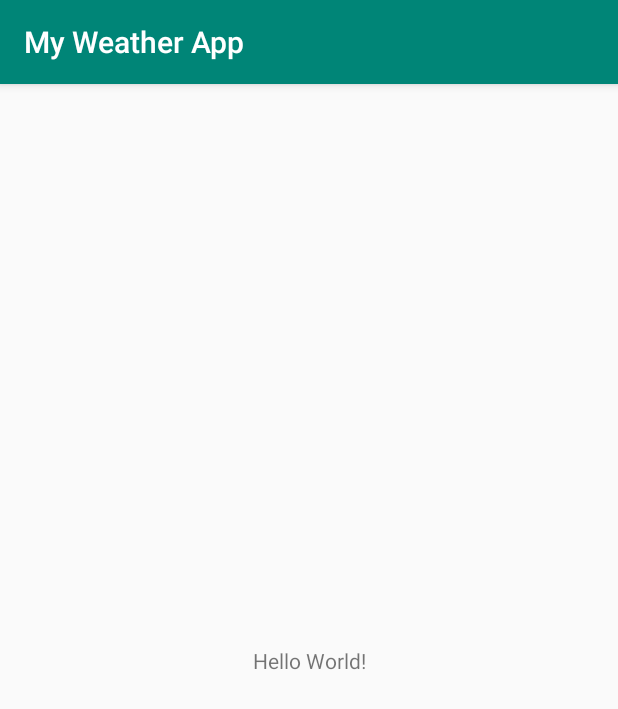
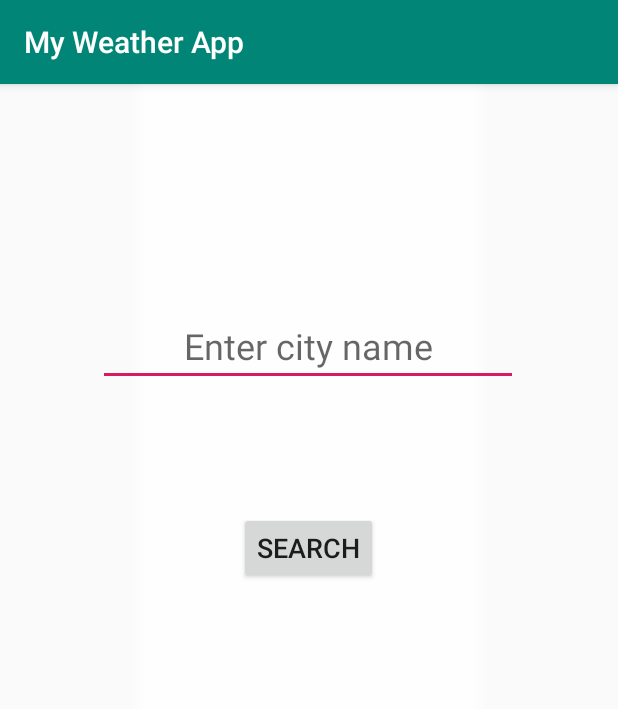
Before and after one commit to ingridnkenli/MyWeather2.0, an Android app: the screen it shows after launch (MainActivity), on a phone screen of 412 x 824 dp. Shown: the top 709 px of the screen. Run offline under Robolectric (Android 15) with nearby library versions, the phone set to English and light mode, and no system bars.

Commit message:
added background image. troubleshooted.

```diff
--- a/app/src/main/AndroidManifest.xml
+++ b/app/src/main/AndroidManifest.xml
@@ -1,7 +1,7 @@
 <?xml version="1.0" encoding="utf-8"?>
 <manifest xmlns:android="http://schemas.android.com/apk/res/android"
     package="com.example.myweatherapp">
-
+    <uses-permission android:name="android.permission.INTERNET"></uses-permission>
     <application
         android:allowBackup="true"
         android:icon="@mipmap/ic_launcher"
@@ -9,8 +9,6 @@
         android:roundIcon="@mipmap/ic_launcher_round"
         android:supportsRtl="true"
         android:theme="@style/AppTheme">
-        <activity android:name=".ExampleRequest"></activity>
-        <activity android:name=".ExampleRequestManager" />
         <activity android:name=".MainActivity">
             <intent-filter>
                 <action android:name="android.intent.action.MAIN" />
--- a/app/src/main/res/layout/activity_main.xml
+++ b/app/src/main/res/layout/activity_main.xml
@@ -4,15 +4,49 @@
     xmlns:tools="http://schemas.android.com/tools"
     android:layout_width="match_parent"
     android:layout_height="match_parent"
+    android:background="@drawable/weather"
     tools:context=".MainActivity">
 
-    <TextView
+    <EditText
+        android:id="@+id/cityNamePlainText"
         android:layout_width="wrap_content"
         android:layout_height="wrap_content"
-        android:text="Hello World!"
-        app:layout_constraintBottom_toBottomOf="parent"
-        app:layout_constraintLeft_toLeftOf="parent"
-        app:layout_constraintRight_toRightOf="parent"
+        android:layout_marginTop="148dp"
+        android:autofillHints="@string/Entercityname"
+        android:ems="10"
+        android:gravity="center"
+        android:hint="@string/Entercityname"
+        android:inputType="textPersonName"
+        android:textSize="24sp"
+        app:layout_constraintEnd_toEndOf="parent"
+        app:layout_constraintHorizontal_bias="0.496"
+        app:layout_constraintStart_toStartOf="parent"
         app:layout_constraintTop_toTopOf="parent" />
 
+    <Button
+        android:id="@+id/searchButton"
+        android:layout_width="wrap_content"
+        android:layout_height="wrap_content"
+        android:layout_marginTop="84dp"
+        android:onClick="search"
+        android:text="@string/search"
+        android:textSize="18sp"
+        app:layout_constraintEnd_toEndOf="@+id/cityNamePlainText"
+        app:layout_constraintStart_toStartOf="@+id/cityNamePlainText"
+        app:layout_constraintTop_toBottomOf="@+id/cityNamePlainText" />
+
+    <TextView
+        android:id="@+id/resultTextView"
+        android:layout_width="wrap_content"
+        android:layout_height="wrap_content"
+        android:layout_marginTop="60dp"
+        android:textColor="#2196F3"
+        android:textSize="24sp"
+        android:textStyle="bold"
+        app:layout_constraintEnd_toEndOf="@+id/searchButton"
+        app:layout_constraintHorizontal_bias="0.0"
+        app:layout_constraintStart_toStartOf="@+id/searchButton"
+        app:layout_constraintTop_toBottomOf="@+id/searchButton" />
+
+
 </androidx.constraintlayout.widget.ConstraintLayout>
--- a/app/src/main/res/values/strings.xml
+++ b/app/src/main/res/values/strings.xml
@@ -1,3 +1,5 @@
 <resources>
     <string name="app_name">My Weather App</string>
+    <string name="search">Search</string>
+    <string name="Entercityname">Enter city name</string>
 </resources>
```
Also changed, not shown: app/src/main/java/com/example/myweatherapp/ExampleRequest.java (deleted, +0 -79 lines), app/src/main/java/com/example/myweatherapp/ExampleRequestManager.java (deleted, +0 -49 lines), app/src/main/java/com/example/myweatherapp/MainActivity.java (+73 -13 lines), app/src/main/res/layout/activity_example_request.xml (deleted, +0 -9 lines), app/src/main/res/layout/activity_example_request_manager.xml (deleted, +0 -9 lines), app/src/main/res/drawable-hdpi/weather.png (added), app/src/main/res/drawable-mdpi/weather.png (added), app/src/main/res/drawable-xhdpi/weather.png (added), app/src/main/res/drawable-xxhdpi/weather.png (added), app/src/main/res/drawable-xxxhdpi/weather.png (added).
